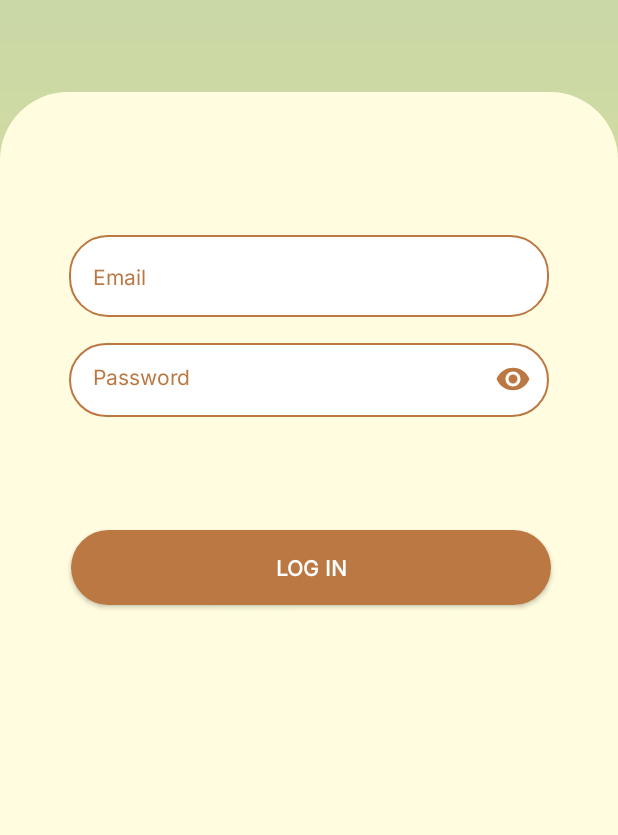
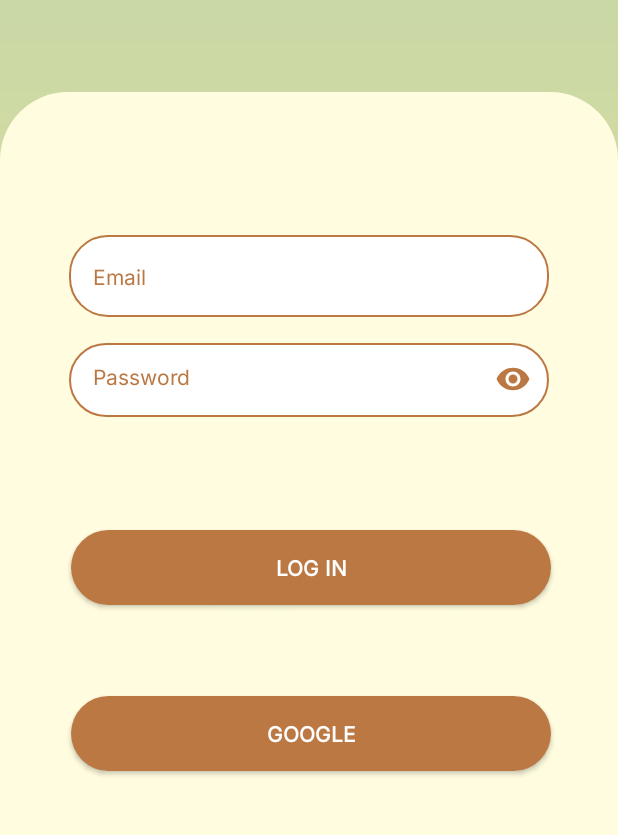
Before and after one commit to gelaelala/WanderPaw-Project, an Android app: the LogInActivity screen opened directly, with no data from a screen before it, on a phone screen of 412 x 824 dp, the part 217-1052 px from its top. Run offline under Robolectric (Android 15) with nearby library versions, the phone set to English and light mode, and no system bars; our stand-ins replace Firebase (no records; nobody signed in at launch, a user with empty details on screens opened directly); 2 statements that could not run were skipped.

Commit message:
implemented lasco's google sign in differently;  added more exception handlers type

```diff
--- a/Source Code/app/build.gradle
+++ b/Source Code/app/build.gradle
@@ -23,6 +23,7 @@ android {
             proguardFiles getDefaultProguardFile('proguard-android-optimize.txt'), 'proguard-rules.pro'
         }
     }
+
     compileOptions {
         sourceCompatibility JavaVersion.VERSION_1_8
         targetCompatibility JavaVersion.VERSION_1_8
@@ -49,6 +50,7 @@ dependencies {
     implementation 'com.google.firebase:firebase-auth-ktx:22.1.0'
     implementation 'com.google.firebase:firebase-database-ktx:20.2.2'
     implementation 'com.google.firebase:firebase-storage-ktx:20.2.1'
+    implementation 'com.google.android.gms:play-services-auth:20.6.0'
     testImplementation 'junit:junit:4.13.2'
     androidTestImplementation 'androidx.test.ext:junit:1.1.5'
     androidTestImplementation 'androidx.test.espresso:espresso-core:3.5.1'
--- a/Source Code/app/src/main/java/com/codingstuff/loginandsignup/AuthExceptionHandler.kt
+++ b/Source Code/app/src/main/java/com/codingstuff/loginandsignup/AuthExceptionHandler.kt
@@ -22,12 +22,17 @@ class AuthExceptionHandler {
 
         private fun handleFirebaseAuthException(exception: FirebaseAuthException): String {
             return when (exception.errorCode) {
+                "ERROR_ACCOUNT_EXISTS_WITH_DIFFERENT_CREDENTIAL" -> "This Google account is already associated with a different authentication method."
+                "ERROR_CREDENTIAL_ALREADY_IN_USE" -> "This Google credential is already associated with a different user account."
+                "ERROR_INVALID_CREDENTIAL" -> "Invalid Google credential. Please sign in again."
                 "ERROR_INVALID_EMAIL" -> "Invalid email address!"
                 "ERROR_WRONG_PASSWORD" -> "Invalid password!"
                 "ERROR_USER_NOT_FOUND" -> "User with these credentials doesn't exist."
                 "ERROR_USER_DISABLED" -> "User with this email has been disabled."
                 "ERROR_OPERATION_NOT_ALLOWED" -> "This action is currently unavailable."
                 "ERROR_EMAIL_ALREADY_IN_USE" -> "The email has already been registered. Please log in or reset your password."
+                "ERROR_INVALID_USER_TOKEN" -> "Your Google credential is no longer valid. Please sign in again."
+                "ERROR_USER_TOKEN_EXPIRED" -> "Your Google credential has expired. Please sign in again."
                 else -> "An undefined error happened."
             }
         }
--- a/Source Code/app/src/main/res/layout/activity_log_in.xml
+++ b/Source Code/app/src/main/res/layout/activity_log_in.xml
@@ -137,6 +137,28 @@
             tools:layout_conversion_absoluteHeight="50dp"
             tools:layout_conversion_absoluteWidth="395dp" />
 
+        <androidx.appcompat.widget.AppCompatButton
+            android:id="@+id/googleButton"
+            android:layout_width="320dp"
+            android:layout_height="50dp"
+            android:layout_marginStart="8dp"
+            android:layout_marginTop="300dp"
+            android:layout_marginEnd="8dp"
+            android:layout_marginBottom="284dp"
+            android:background="@drawable/roundedbutton"
+            android:fontFamily="@font/inter"
+            android:gravity="center"
+            android:text="Google"
+            android:textColor="@color/white"
+            android:textStyle="bold"
+            app:layout_constraintBottom_toBottomOf="parent"
+            app:layout_constraintEnd_toEndOf="parent"
+            app:layout_constraintHorizontal_bias="0.52"
+            app:layout_constraintStart_toStartOf="parent"
+            app:layout_constraintTop_toBottomOf="@+id/passwordLayout"
+            tools:layout_conversion_absoluteHeight="50dp"
+            tools:layout_conversion_absoluteWidth="395dp" />
+
     </androidx.constraintlayout.widget.ConstraintLayout>
 
     <ImageView
--- a/Source Code/app/src/main/res/values/strings.xml
+++ b/Source Code/app/src/main/res/values/strings.xml
@@ -16,5 +16,6 @@
     <string name="spinner_prompt">Select Here</string>
     <!-- TODO: Remove or change this placeholder text -->
     <string name="hello_blank_fragment">Hello blank fragment</string>
+    <string name="default_web_client_id" />
 
 </resources>
```
Also changed, not shown: Source Code/app/src/main/java/com/codingstuff/loginandsignup/LogInActivity.kt (+54 -0 lines), 1 other file.
